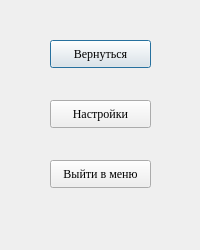
First picture: the form in src/graphic/dialoginsidegame.ui, repository vvladislav/hse-miem-info-coursework, before the edit.
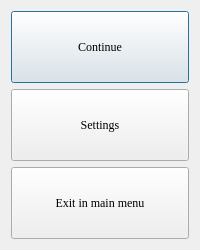
Second picture: the form after the edit.

What changed in the file:
```diff
--- a/src/graphic/dialoginsidegame.ui
+++ b/src/graphic/dialoginsidegame.ui
@@ -18,21 +18,27 @@
   </property>
   <property name="maximumSize">
    <size>
-    <width>200</width>
-    <height>250</height>
+    <width>16777215</width>
+    <height>16777215</height>
    </size>
   </property>
   <property name="windowTitle">
    <string>Pause</string>
   </property>
+  <layout class="QGridLayout" name="gridLayout">
+   <item row="0" column="0">
   <widget class="QPushButton" name="backToGame">
-   <property name="geometry">
-    <rect>
-     <x>50</x>
-     <y>40</y>
-     <width>101</width>
-     <height>28</height>
-    </rect>
+     <property name="minimumSize">
+      <size>
+       <width>50</width>
+       <height>50</height>
+      </size>
+     </property>
+     <property name="maximumSize">
+      <size>
+       <width>450</width>
+       <height>75</height>
+      </size>
    </property>
    <property name="font">
     <font>
@@ -41,17 +47,23 @@
     </font>
    </property>
    <property name="text">
-    <string>Вернуться</string>
-   </property>
-  </widget>
+      <string>Continue</string>
+     </property>
+    </widget>
+   </item>
+   <item row="1" column="0">
   <widget class="QPushButton" name="settingsButton">
-   <property name="geometry">
-    <rect>
-     <x>50</x>
-     <y>100</y>
-     <width>101</width>
-     <height>28</height>
-    </rect>
+     <property name="minimumSize">
+      <size>
+       <width>50</width>
+       <height>50</height>
+      </size>
+     </property>
+     <property name="maximumSize">
+      <size>
+       <width>450</width>
+       <height>75</height>
+      </size>
    </property>
    <property name="font">
     <font>
@@ -60,17 +72,23 @@
     </font>
    </property>
    <property name="text">
-    <string>Настройки</string>
-   </property>
-  </widget>
+      <string>Settings</string>
+     </property>
+    </widget>
+   </item>
+   <item row="2" column="0">
   <widget class="QPushButton" name="backToMenu">
-   <property name="geometry">
-    <rect>
-     <x>50</x>
-     <y>160</y>
-     <width>101</width>
-     <height>28</height>
-    </rect>
+     <property name="minimumSize">
+      <size>
+       <width>50</width>
+       <height>50</height>
+      </size>
+     </property>
+     <property name="maximumSize">
+      <size>
+       <width>450</width>
+       <height>75</height>
+      </size>
    </property>
    <property name="font">
     <font>
@@ -79,9 +97,11 @@
     </font>
    </property>
    <property name="text">
-    <string>Выйти в меню</string>
-   </property>
-  </widget>
+      <string>Exit in main menu</string>
+     </property>
+    </widget>
+   </item>
+  </layout>
  </widget>
  <resources/>
  <connections/>
```
Lines whose indentation alone changed are shown as unchanged.
